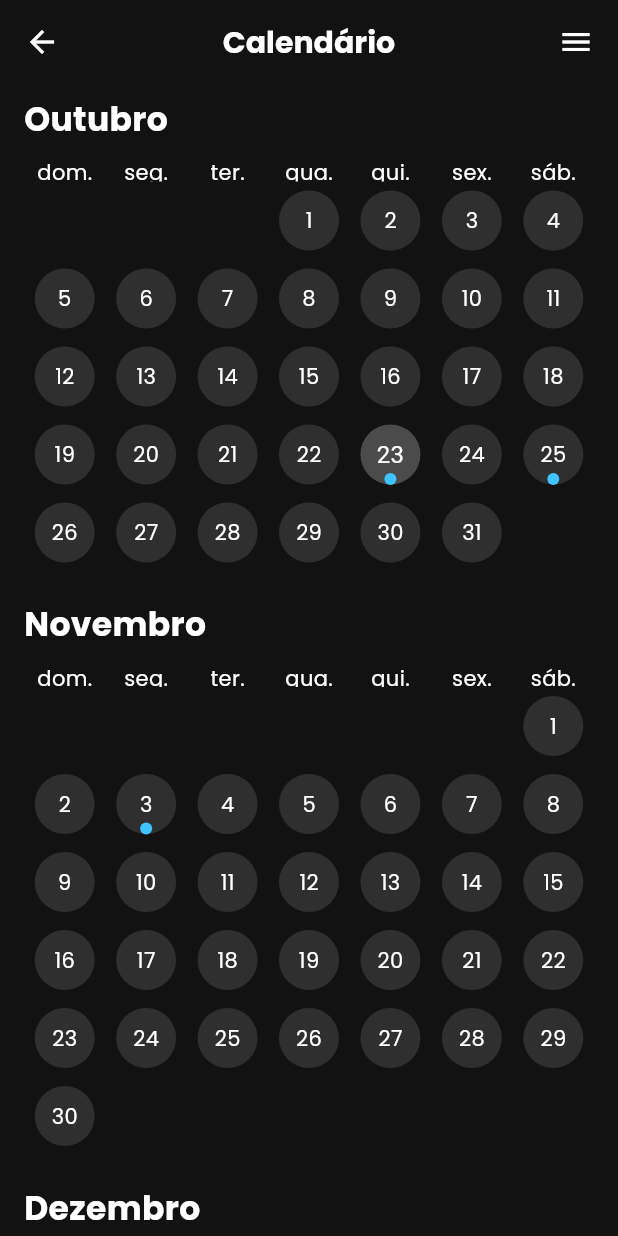
After one commit to guivconB/mandaily, a Flutter app: the CalendarScreen screen opened directly, on a phone screen of 412 x 824 dp. The commit adds this screen. Run offline on Flutter 3.47's test engine with Material 3 defaults, Android fonts, the phone set to English and light mode, and no system bars; drawn by our look-alikes of table_calendar; our stand-ins replace google_fonts.

Commit message:
Tela de calendario com Nova Splashscreen

```diff
--- /dev/null
+++ b/lib/calendar_screen.dart
@@ -0,0 +1,243 @@
+import 'package:flutter/material.dart';
+import 'package:table_calendar/table_calendar.dart';
+import 'package:google_fonts/google_fonts.dart';
+import 'package:intl/intl.dart';
+
+class CalendarScreen extends StatefulWidget {
+  const CalendarScreen({Key? key}) : super(key: key);
+
+  @override
+  State<CalendarScreen> createState() => _CalendarScreenState();
+}
+
+class _CalendarScreenState extends State<CalendarScreen> {
+  DateTime _focusedDay = DateTime.now();
+  DateTime? _selectedDay;
+
+  // 📅 Mapa de eventos armazenados
+  Map<DateTime, List<String>> _events = {};
+
+  // Função para normalizar data (sem horas)
+  DateTime _normalizeDate(DateTime date) =>
+      DateTime(date.year, date.month, date.day);
+
+  @override
+  void initState() {
+    super.initState();
+
+    // Exemplo de eventos (dados iniciais)
+    _events = {
+      _normalizeDate(DateTime(2025, 10, 23)): ['Exame de sangue'],
+      _normalizeDate(DateTime(2025, 10, 25)): ['Tomar remédio 08:00'],
+      _normalizeDate(DateTime(2025, 11, 3)): ['Consulta médica'],
+    };
+  }
+
+  @override
+  Widget build(BuildContext context) {
+    final currentMonth = DateTime.now().month;
+    final monthsRemaining = 12 - currentMonth + 1;
+
+    return Scaffold(
+      backgroundColor: const Color(0xFF121212),
+      appBar: AppBar(
+        backgroundColor: const Color(0xFF121212),
+        elevation: 0,
+        leading: IconButton(
+          icon: const Icon(Icons.arrow_back, color: Colors.white),
+          onPressed: () => Navigator.pop(context),
+        ),
+        title: Text(
+          'Calendário',
+          style: GoogleFonts.poppins(
+            fontWeight: FontWeight.bold,
+            fontSize: 20,
+            color: Colors.white,
+          ),
+        ),
+        centerTitle: true,
+        actions: const [
+          Padding(
+            padding: EdgeInsets.only(right: 16),
+            child: Icon(Icons.menu, color: Colors.white),
+          ),
+        ],
+      ),
+      body: ListView.builder(
+        padding: const EdgeInsets.symmetric(horizontal: 16, vertical: 8),
+        itemCount: monthsRemaining,
+        itemBuilder: (context, index) {
+          final month = currentMonth + index;
+          return Padding(
+            padding: const EdgeInsets.only(bottom: 20),
+            child: _buildMonthCalendar(context, DateTime(DateTime.now().year, month, 1)),
+          );
+        },
+      ),
+    );
+  }
+
+  Widget _buildMonthCalendar(BuildContext context, DateTime date) {
+    final monthName = DateFormat.MMMM('pt_BR').format(date).capitalize();
+
+    return Column(
+      crossAxisAlignment: CrossAxisAlignment.start,
+      children: [
+        Text(
+          monthName,
+          style: GoogleFonts.poppins(
+            fontWeight: FontWeight.bold,
+            fontSize: 22,
+            color: Colors.white,
+          ),
+        ),
+        const SizedBox(height: 10),
+        TableCalendar(
+          locale: 'pt_BR',
+          firstDay: DateTime.utc(2020, 1, 1),
+          lastDay: DateTime.utc(2030, 12, 31),
+          focusedDay: date,
+          selectedDayPredicate: (day) => isSameDay(_selectedDay, day),
+          eventLoader: (day) => _events[_normalizeDate(day)] ?? [],
+          onDaySelected: (selectedDay, focusedDay) {
+            setState(() {
+              _selectedDay = selectedDay;
+              _focusedDay = focusedDay;
+            });
+
+            final events = _events[_normalizeDate(selectedDay)] ?? [];
+            if (events.isNotEmpty) {
+              _showEventDialog(context, selectedDay, events);
+            } else {
+              // ⭐⭐⭐ FUNÇÃO DE ADICIONAR NOVO EVENTO ⭐⭐⭐
+              _showAddEventDialog(context, selectedDay);
+            }
+          },
+          availableGestures: AvailableGestures.none,
+
+          calendarFormat: CalendarFormat.month,
+          headerVisible: false,
+          daysOfWeekStyle: DaysOfWeekStyle(
+            weekdayStyle: GoogleFonts.poppins(color: Colors.white),
+            weekendStyle: GoogleFonts.poppins(color: Colors.white),
+          ),
+          calendarStyle: CalendarStyle(
+            outsideDaysVisible: false,
+            todayDecoration: BoxDecoration(
+              color: Colors.white24,
+              shape: BoxShape.circle,
+            ),
+            selectedDecoration: BoxDecoration(
+              color: Colors.white,
+              shape: BoxShape.circle,
+            ),
+            markerDecoration: const BoxDecoration(
+              color: Colors.lightBlueAccent,
+              shape: BoxShape.circle,
+            ),
+            defaultDecoration: BoxDecoration(
+              color: Colors.white12,
+              shape: BoxShape.circle,
+            ),
+            weekendDecoration: BoxDecoration(
+              color: Colors.white12,
+              shape: BoxShape.circle,
+            ),
+            defaultTextStyle: GoogleFonts.poppins(color: Colors.white),
+            weekendTextStyle: GoogleFonts.poppins(color: Colors.white),
+          ),
+        ),
+      ],
+    );
+  }
+
+  // 📅 Modal que mostra eventos existentes
+  void _showEventDialog(BuildContext context, DateTime day, List<String> events) {
+    showDialog(
+      context: context,
+      builder: (context) => AlertDialog(
+        backgroundColor: const Color(0xFF1E1E1E),
+        title: Text(
+          'Eventos de ${DateFormat('d/MM/yyyy').format(day)}',
+          style: GoogleFonts.poppins(color: Colors.white, fontWeight: FontWeight.bold),
+        ),
+        content: Column(
+          mainAxisSize: MainAxisSize.min,
+          children: events
+              .map((e) => ListTile(
+            title: Text(e, style: GoogleFonts.poppins(color: Colors.white)),
+            leading: const Icon(Icons.event, color: Colors.white70),
+          ))
+              .toList(),
+        ),
+        actions: [
+          TextButton(
+            onPressed: () {
+              Navigator.pop(context);
+              // ⭐⭐ CHAMA O MESMO MÉTODO DE ADIÇÃO DE EVENTO ⭐⭐
+              _showAddEventDialog(context, day);
+            },
+            child: const Text('Adicionar', style: TextStyle(color: Colors.blueAccent)),
+          ),
+          TextButton(
+            onPressed: () => Navigator.pop(context),
+            child: const Text('Fechar', style: TextStyle(color: Colors.white70)),
+          ),
+        ],
+      ),
+    );
+  }
+
+  // ⭐⭐⭐ FUNÇÃO PRINCIPAL DE ADICIONAR EVENTOS ⭐⭐⭐
+  void _showAddEventDialog(BuildContext context, DateTime day) {
+    final controller = TextEditingController();
+
+    showDialog(
+      context: context,
+      builder: (context) => AlertDialog(
+        backgroundColor: const Color(0xFF1E1E1E),
+        title: Text(
+          'Adicionar evento em ${DateFormat('d/MM/yyyy').format(day)}',
+          style: GoogleFonts.poppins(color: Colors.white, fontWeight: FontWeight.bold),
+        ),
+        content: TextField(
+          controller: controller,
+          style: const TextStyle(color: Colors.white),
+          decoration: const InputDecoration(
+            hintText: 'Digite o evento...',
+            hintStyle: TextStyle(color: Colors.white54),
+            enabledBorder: UnderlineInputBorder(
+              borderSide: BorderSide(color: Colors.white30),
+            ),
+          ),
+        ),
+        actions: [
+          TextButton(
+            onPressed: () {
+              // 👉 Lógica que realmente salva o evento
+              if (controller.text.isNotEmpty) {
+                setState(() {
+                  final normalized = _normalizeDate(day);
+                  _events.putIfAbsent(normalized, () => []);
+                  _events[normalized]!.add(controller.text);
+                });
+              }
+              Navigator.pop(context);
+            },
+            child: const Text('Salvar', style: TextStyle(color: Colors.blueAccent)),
+          ),
+          TextButton(
+            onPressed: () => Navigator.pop(context),
+            child: const Text('Cancelar', style: TextStyle(color: Colors.white70)),
+          ),
+        ],
+      ),
+    );
+  }
+}
+
+// Extensão para capitalizar nome do mês
+extension StringCasingExtension on String {
+  String capitalize() =>
+      isEmpty ? this : '${this[0].toUpperCase()}${substring(1)}';
+}
--- a/lib/main.dart
+++ b/lib/main.dart
@@ -1,6 +1,5 @@
 import 'package:flutter/material.dart';
 import 'splascreen.dart';
-import 'home/tela_consulta.dart';
 // Remova as importações de Passo1 e Passo2 se a navegação
 // for totalmente gerenciada dentro das telas (como está agora)
 // import 'passos/passo1.dart';
--- a/lib/splascreen.dart
+++ b/lib/splascreen.dart
@@ -31,8 +31,8 @@ class _SplashScreenState extends State<SplashScreen> {
       body: Center(
         child: Image.asset(
           'lib/assets/images/logo.png', // sua logo
-          width: 500,
-          height: 150,
+          width: 800,
+          height: 250,
         ),
       ),
     );
--- a/pubspec.yaml
+++ b/pubspec.yaml
@@ -33,6 +33,8 @@ dependencies:
   firebase_core: ^4.2.0
   cupertino_icons: ^1.0.8
   intl: ^0.20.2
+  table_calendar: ^3.1.0
+  google_fonts: ^6.2.1
 
 dev_dependencies:
   flutter_test:
```
Also changed, not shown: lib/home/tela_consulta.dart (+12 -5 lines), pubspec.lock, 1 other file.
